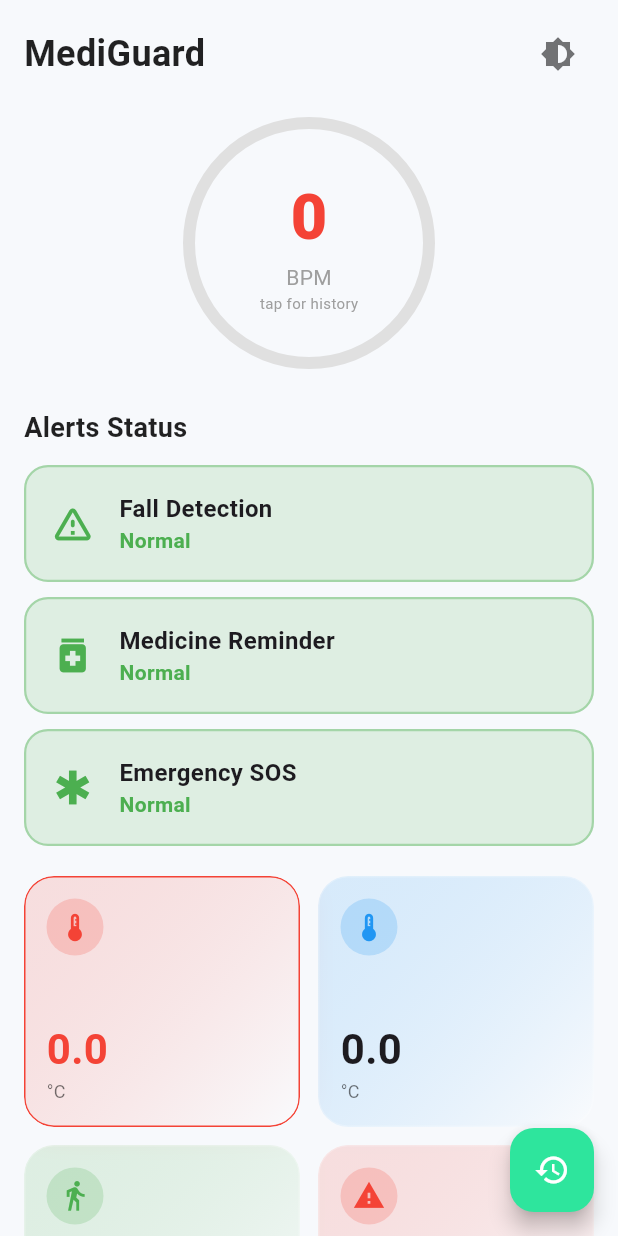
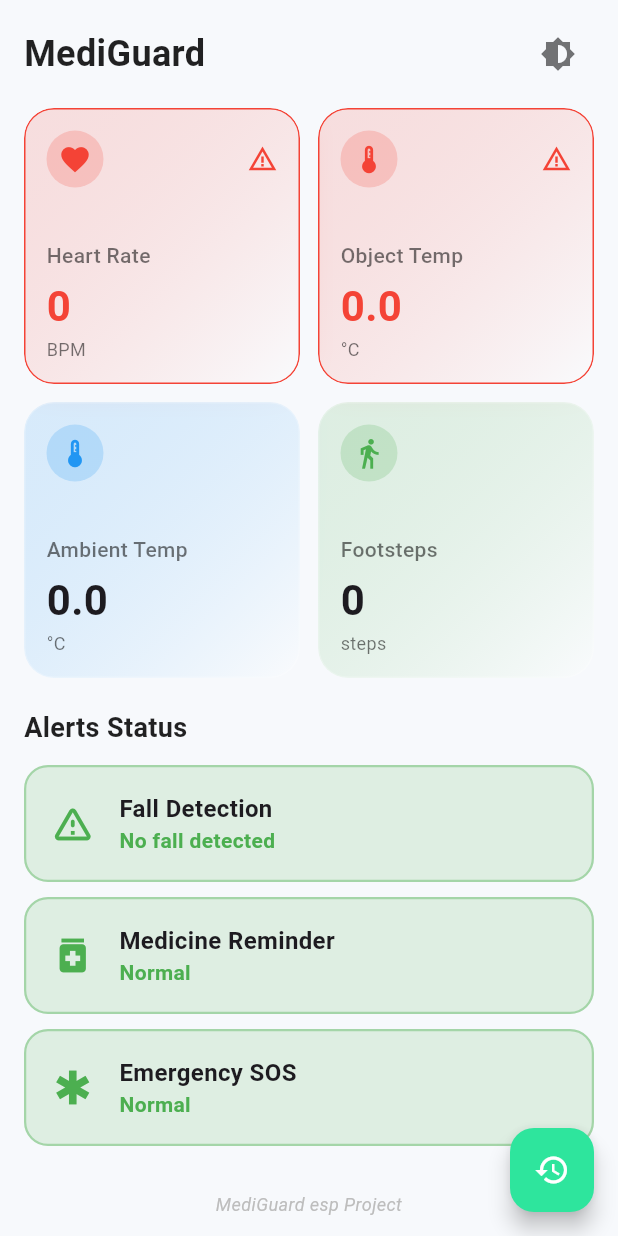
Before and after one commit to Amin4231/flutter_patient_monitor_project, a Flutter app: the screen it shows after launch, on a phone screen of 412 x 824 dp. Run offline on Flutter 3.47's test engine with Material 3 defaults, Android fonts, the phone set to English and light mode, and no system bars; our stand-ins replace audioplayers, cloud_firestore, firebase_core, firebase_database, fl_chart, flutter_local_notifications; accounts and stored records are empty.

Commit message:
The Last Update ISA

```diff
--- a/lib/main.dart
+++ b/lib/main.dart
@@ -1,3 +1,4 @@
+// main.dart
 import 'dart:async';
 import 'dart:ui' as ui;
 import 'package:flutter/material.dart';
@@ -10,9 +11,7 @@ import 'history_page.dart';
 import 'storage.dart';
 import 'alerts_page.dart';
 
-// ======================= NOTIFICATION SETUP =======================
-final FlutterLocalNotificationsPlugin notificationsPlugin =
-FlutterLocalNotificationsPlugin();
+final FlutterLocalNotificationsPlugin notificationsPlugin = FlutterLocalNotificationsPlugin();
 
 const String kNotificationChannelId = 'mediguard_alerts';
 const String kNotificationChannelName = 'MediGuard Alerts';
@@ -31,7 +30,6 @@ const int kNotifIdFall = 5;
 const int kNotifIdMedicine = 6;
 const int kNotifIdEmergency = 7;
 
-// ======================= MAIN =======================
 void main() async {
   WidgetsFlutterBinding.ensureInitialized();
   await Firebase.initializeApp(options: DefaultFirebaseOptions.currentPlatform);
@@ -40,8 +38,7 @@ void main() async {
 }
 
 Future<void> _initNotifications() async {
-  const AndroidInitializationSettings androidSettings =
-  AndroidInitializationSettings('@mipmap/ic_launcher');
+  const AndroidInitializationSettings androidSettings = AndroidInitializationSettings('@mipmap/ic_launcher');
   const DarwinInitializationSettings iosSettings = DarwinInitializationSettings(
     requestAlertPermission: true,
     requestBadgePermission: true,
@@ -55,7 +52,6 @@ Future<void> _initNotifications() async {
   await androidPlugin?.requestNotificationsPermission();
 }
 
-// ======================= NOTIFICATION HELPER =======================
 Future<void> _sendNotification({
   required int id,
   required String title,
@@ -90,7 +86,6 @@ Future<void> _sendNotification({
   await storage.saveNotification(type: type, title: title, body: body);
 }
 
-// ======================= THRESHOLD CHECKER =======================
 class ThresholdChecker {
   bool _prevBpmLow = false, _prevBpmHigh = false;
   bool _prevTempHigh = false, _prevTempLow = false;
@@ -196,7 +191,6 @@ class ThresholdChecker {
   }
 }
 
-// ======================= APP ROOT =======================
 class MediGuardApp extends StatefulWidget {
   const MediGuardApp({super.key});
 
@@ -238,7 +232,6 @@ class _MediGuardAppState extends State<MediGuardApp> {
   }
 }
 
-// ======================= MAIN DASHBOARD =======================
 class PatientDashboard extends StatefulWidget {
   final VoidCallback onToggleTheme;
 
@@ -299,6 +292,7 @@ class _PatientDashboardState extends State<PatientDashboard> {
       bool newTempSt = data['temperature']?['object']?['status'] ?? false;
       double newAmbientTemp = (data['temperature']?['ambient']?['value'] as num?)?.toDouble() ?? 0.0;
       bool newAmbientSt = data['temperature']?['ambient']?['status'] ?? false;
+      int newFootsteps = data['footsteps']?['value'] ?? 0;
 
       if (newFall && !prevFallDetected) await _playAlarmOnceFalling();
       if (newMedicine && !prevMedicineAlarm) await _playAlarmOnceStart();
@@ -327,7 +321,7 @@ class _PatientDashboardState extends State<PatientDashboard> {
         ambientTemp = newAmbientTemp;
         if (newTempSt) lastTempUpdate = now;
 
-        footsteps = data['footsteps']?['value'] ?? 0;
+        footsteps = newFootsteps;
         lastFootstepsUpdate = now;
 
         fallDetected = newFall;
@@ -344,10 +338,22 @@ class _PatientDashboardState extends State<PatientDashboard> {
         prevMedicineAlarm = newMedicine;
       });
 
-      if (newBpmSt && newBpm > 0) _historyStorage.saveReading('heart_rate', newBpm.toDouble());
-      if (newTempSt && newObjTemp > 0) _historyStorage.saveReading('temperature_object', newObjTemp);
-      if (newAmbientSt && newAmbientTemp > 0) _historyStorage.saveReading('temperature_ambient', newAmbientTemp);
-      _historyStorage.saveReading('footsteps', footsteps.toDouble());
+      // Save to history on every valid reading (not just changes)
+      if (newBpmSt && newBpm > 0) {
+        _historyStorage.saveReading('heart_rate', newBpm.toDouble());
+        print('[DEBUG] Saved heart_rate: $newBpm');
+      }
+      if (newTempSt && newObjTemp > 0) {
+        _historyStorage.saveReading('temperature_object', newObjTemp);
+        print('[DEBUG] Saved temperature_object: $newObjTemp');
+      }
+      if (newAmbientSt && newAmbientTemp > 0) {
+        _historyStorage.saveReading('temperature_ambient', newAmbientTemp);
+        print('[DEBUG] Saved temperature_ambient: $newAmbientTemp');
+      }
+// Save footsteps every time (not just on change)
+      _historyStorage.saveReading('footsteps', newFootsteps.toDouble());
+      print('[DEBUG] Saved footsteps: $newFootsteps');
 
       if (newFall && !prevFallDetected) _historyStorage.saveFallEvent();
       if (newMedicine && !prevMedicineAlarm) _historyStorage.saveReading('medicine_alarm', 1.0);
@@ -367,7 +373,6 @@ class _PatientDashboardState extends State<PatientDashboard> {
     });
   }
 
-  // ======================= AUDIO =======================
   Future<void> _playAlarmOnceFalling() async {
     if (!_isAlarmPlaying) {
       _isAlarmPlaying = true;
@@ -478,41 +483,26 @@ class _PatientDashboardState extends State<PatientDashboard> {
               ),
               const SizedBox(height: 12),
 
-              GestureDetector(
-                onTap: () => Navigator.push(
-                  context,
-                  MaterialPageRoute(
-                    builder: (_) => HistoryPage(
-                      title: 'Heart Rate',
-                      unit: 'BPM',
-                      path: 'heart_rate',
-                      color: const Color(0xFF2EE59D),
-                      lastUpdate: lastHeartRateUpdate,
-                      lowThreshold: kBpmLow.toDouble(),
-                      highThreshold: kBpmHigh.toDouble(),
-                      currentValue: heartRateStatus ? heartRate.toDouble() : null,
-                    ),
-                  ),
-                ),
-                child: _CircularHeartRate(
-                  bpm: heartRateStatus ? heartRate : lastHeartRate,
-                  isActive: heartRateStatus,
-                  isAbnormal: heartRateStatus && (heartRate < kBpmLow || heartRate > kBpmHigh),
-                ),
-              ),
-              const SizedBox(height: 20),
-
-              _buildAlertsSection(isDark),
-              const SizedBox(height: 20),
-
+              // Vitals Grid - moved above alerts
               GridView.count(
                 crossAxisCount: 2,
                 shrinkWrap: true,
                 physics: const NeverScrollableScrollPhysics(),
                 mainAxisSpacing: 12,
                 crossAxisSpacing: 12,
-                childAspectRatio: 1.1,
+                childAspectRatio: 1,
                 children: [
+                  _GlassSensorCard(
+                    title: 'Heart Rate',
+                    value: heartRateStatus ? heartRate : lastHeartRate,
+                    unit: 'BPM',
+                    icon: Icons.favorite,
+                    color: const Color(0xFF2EE59D),
+                    lastUpdate: lastHeartRateUpdate,
+                    isAbnormal: heartRateStatus && (heartRate < kBpmLow || heartRate > kBpmHigh),
+                    onTap: () => _openHistory('Heart Rate', 'heart_rate', const Color(0xFF2EE59D), lastHeartRateUpdate,
+                        low: kBpmLow.toDouble(), high: kBpmHigh.toDouble(), current: heartRateStatus ? heartRate.toDouble() : null),
+                  ),
                   _GlassSensorCard(
                     title: 'Object Temp',
                     value: objectTempStatus ? objectTemp : null,
@@ -521,7 +511,8 @@ class _PatientDashboardState extends State<PatientDashboard> {
                     color: Colors.orange,
                     lastUpdate: lastTempUpdate,
                     isAbnormal: objectTempStatus && (objectTemp < kTempLow || objectTemp > kTempHigh),
-                    onTap: () => _openHistory('Object Temperature', 'temperature_object', Colors.orange, lastTempUpdate, low: kTempLow, high: kTempHigh, current: objectTempStatus ? objectTemp : null),
+                    onTap: () => _openHistory('Object Temperature', 'temperature_object', Colors.orange, lastTempUpdate,
+                        low: kTempLow, high: kTempHigh, current: objectTempStatus ? objectTemp : null),
                   ),
                   _GlassSensorCard(
                     title: 'Ambient Temp',
@@ -531,7 +522,8 @@ class _PatientDashboardState extends State<PatientDashboard> {
                     color: Colors.blue,
                     lastUpdate: lastTempUpdate,
                     isAbnormal: false,
-                    onTap: () => _openHistory('Ambient Temperature', 'temperature_ambient', Colors.blue, lastTempUpdate, current: ambientTempStatus ? ambientTemp : null),
+                    onTap: () => _openHistory('Ambient Temperature', 'temperature_ambient', Colors.blue, lastTempUpdate,
+                        current: ambientTempStatus ? ambientTemp : null),
                   ),
                   _GlassSensorCard(
                     title: 'Footsteps',
@@ -541,27 +533,23 @@ class _PatientDashboardState extends State<PatientDashboard> {
                     color: Colors.green,
                     lastUpdate: lastFootstepsUpdate,
                     isAbnormal: false,
-                    onTap: () => _openHistory('Footsteps', 'footsteps', Colors.green, lastFootstepsUpdate, current: footsteps.toDouble()),
-                  ),
-                  _GlassSensorCard(
-                    title: 'Fall Alerts',
-                    value: null,
-                    unit: 'events',
-                    icon: Icons.warning,
-                    color: Colors.red,
-                    lastUpdate: lastFallUpdate,
-                    isAbnormal: fallDetected,
-                    onTap: () => _openFallHistory(),
+                    onTap: () => _openHistory('Footsteps', 'footsteps', Colors.green, lastFootstepsUpdate,
+                        current: footsteps.toDouble()),
                   ),
                 ],
               ),
+
+              const SizedBox(height: 20),
+
+              // Alerts Status Section
+              _buildAlertsSection(isDark),
 
               if (medicineAlarm && !medicineTaken)
                 _GlassBanner(text: 'Medicine time! ${_localCountdown}s left'),
 
               const SizedBox(height: 30),
               Text(
-                'created by Amin Abo Elela & Baraa Mky',
+                'MediGuard esp Project',
                 style: TextStyle(color: Colors.grey.shade400, fontSize: 12, fontStyle: FontStyle.italic),
                 textAlign: TextAlign.center,
               ),
@@ -630,13 +618,94 @@ class _PatientDashboardState extends State<PatientDashboard> {
   }
 }
 
-// ======================= ALERT CARD =======================
+// New Fall Detection Card with timestamps
+class _FallDetectionCard extends StatelessWidget {
+  final bool fallDetected;
+  final DateTime? lastFallUpdate;
+  final VoidCallback? onTap;
+
+  const _FallDetectionCard({
+    required this.fallDetected,
+    this.lastFallUpdate,
+    this.onTap,
+  });
+
+  @override
+  Widget build(BuildContext context) {
+    final color = fallDetected ? Colors.red : Colors.green;
+    return GestureDetector(
+      onTap: onTap,
+      child: Container(
+        padding: const EdgeInsets.all(16),
+        decoration: BoxDecoration(
+          color: fallDetected ? Colors.red.withOpacity(0.15) : Colors.green.withOpacity(0.15),
+          borderRadius: BorderRadius.circular(20),
+          border: Border.all(color: color.withOpacity(0.4), width: 1.5),
+        ),
+        child: Row(
+          children: [
+            Container(
+              padding: const EdgeInsets.all(10),
+              decoration: BoxDecoration(
+                color: color.withOpacity(0.2),
+                shape: BoxShape.circle,
+              ),
+              child: Icon(Icons.warning, color: color, size: 28),
+            ),
+            const SizedBox(width: 16),
+            Expanded(
+              child: Column(
+                crossAxisAlignment: CrossAxisAlignment.start,
+                children: [
+                  const Text(
+                    'Fall Detection',
+                    style: TextStyle(fontSize: 18, fontWeight: FontWeight.w600),
+                  ),
+                  const SizedBox(height: 4),
+                  Text(
+                    fallDetected ? "⚠️ FALL DETECTED" : "✓ No Fall Detected",
+                    style: TextStyle(color: color, fontWeight: FontWeight.bold, fontSize: 14),
+                  ),
+                  if (lastFallUpdate != null && fallDetected) ...[
+                    const SizedBox(height: 4),
+                    Text(
+                      'Detected at: ${_formatTime(lastFallUpdate!)}',
+                      style: const TextStyle(fontSize: 12, color: Colors.grey),
+                    ),
+                  ],
+                ],
+              ),
+            ),
+            if (fallDetected)
+              const Chip(
+                label: Text('ALERT'),
+                backgroundColor: Colors.red,
+                labelStyle: TextStyle(color: Colors.white, fontSize: 12),
+              ),
+          ],
+        ),
+      ),
+    );
+  }
+
+  String _formatTime(DateTime dt) {
+    return '${dt.hour}:${dt.minute.toString().padLeft(2, '0')} on ${dt.day}/${dt.month}/${dt.year}';
+  }
+}
+
 class _AlertStatusCard extends StatelessWidget {
   final String title;
   final bool isActive;
   final IconData icon;
 
   const _AlertStatusCard({required this.title, required this.isActive, required this.icon});
+
+  String _getStatusText() {
+    if (title == "Fall Detection") {
+      return isActive ? "FALL DETECTED" : "No fall detected";
+    }
+    return isActive ? "ACTIVE" : "Normal";
+  }
 
   @override
   Widget build(BuildContext context) {
@@ -658,7 +727,7 @@ class _AlertStatusCard extends StatelessWidget {
               children: [
                 Text(title, style: const TextStyle(fontSize: 16, fontWeight: FontWeight.w600)),
                 Text(
-                  isActive ? "ACTIVE" : "Normal",
+                  _getStatusText(),
                   style: TextStyle(color: color, fontWeight: FontWeight.bold, fontSize: 14),
                 ),
               ],
@@ -676,7 +745,6 @@ class _AlertStatusCard extends StatelessWidget {
   }
 }
 
-// ======================= OTHER UI WIDGETS =======================
 class _GlassSensorCard extends StatelessWidget {
   final String title;
   final dynamic value;
@@ -723,6 +791,9 @@ class _GlassSensorCard extends StatelessWidget {
             child: Column(
               crossAxisAlignment: CrossAxisAlignment.start,
               children: [
+                Row(
+                  mainAxisAlignment: MainAxisAlignment.spaceBetween,
+                  children: [
                     Container(
                       padding: const EdgeInsets.all(8),
                       decoration: BoxDecoration(
@@ -731,7 +802,16 @@ class _GlassSensorCard extends StatelessWidget {
                       ),
                       child: Icon(icon, color: isAbnormal ? Colors.red : color, size: 22),
                     ),
+                    if (isAbnormal)
+                      const Icon(Icons.warning_amber, color: Colors.red, size: 20),
+                  ],
+                ),
                 const Spacer(),
+                Text(
+                  title,
+                  style: const TextStyle(fontSize: 14, fontWeight: FontWeight.w500, color: Colors.black54),
+                ),
+                const SizedBox(height: 4),
                 Text(
                   displayValue,
                   style: TextStyle(
@@ -741,60 +821,9 @@ class _GlassSensorCard extends StatelessWidget {
                   ),
                 ),
                 Text(unit, style: const TextStyle(fontSize: 12, color: Colors.black54)),
-                if (lastUpdate != null)
-                  Text(
-                    '${lastUpdate!.hour}:${lastUpdate!.minute.toString().padLeft(2, '0')}',
-                    style: const TextStyle(fontSize: 10, color: Colors.grey),
-                  ),
               ],
             ),
           ),
-        ),
-      ),
-    );
-  }
-}
-
-class _CircularHeartRate extends StatelessWidget {
-  final int bpm;
-  final bool isActive;
-  final bool isAbnormal;
-
-  const _CircularHeartRate({
-    required this.bpm,
-    required this.isActive,
-    this.isAbnormal = false,
-  });
-
-  @override
-  Widget build(BuildContext context) {
-    final double progress = ((bpm - 40) / 140).clamp(0.0, 1.0);
-    return Center(
-      child: SizedBox(
-        width: 180,
-        height: 180,
-        child: Stack(
-          alignment: Alignment.center,
-          children: [
-            SizedBox(
-              width: 160,
-              height: 160,
-              child: CircularProgressIndicator(
-                value: progress,
-                strokeWidth: 8,
-                backgroundColor: Colors.grey.shade300,
-                valueColor: AlwaysStoppedAnimation<Color>(isAbnormal ? Colors.red : const Color(0xFF2EE59D)),
-              ),
-            ),
-            Column(
-              mainAxisSize: MainAxisSize.min,
-              children: [
-                Text('$bpm', style: TextStyle(fontSize: 42, fontWeight: FontWeight.w800, color: isAbnormal ? Colors.red : Colors.black87)),
-                const Text('BPM', style: TextStyle(fontSize: 14, color: Colors.grey)),
-                const Text('tap for history', style: TextStyle(fontSize: 10, color: Colors.grey)),
-              ],
-            ),
-          ],
         ),
       ),
     );
```
Also changed, not shown: lib/history_page.dart (+38 -83 lines). Lines whose indentation alone changed are shown as unchanged.
